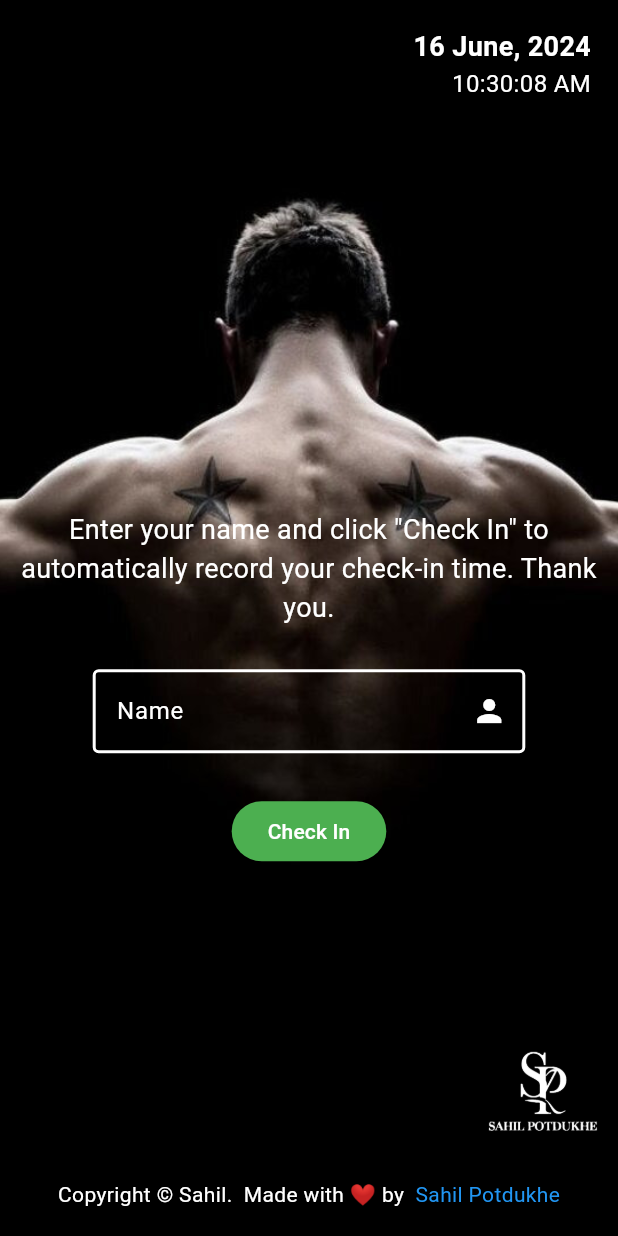
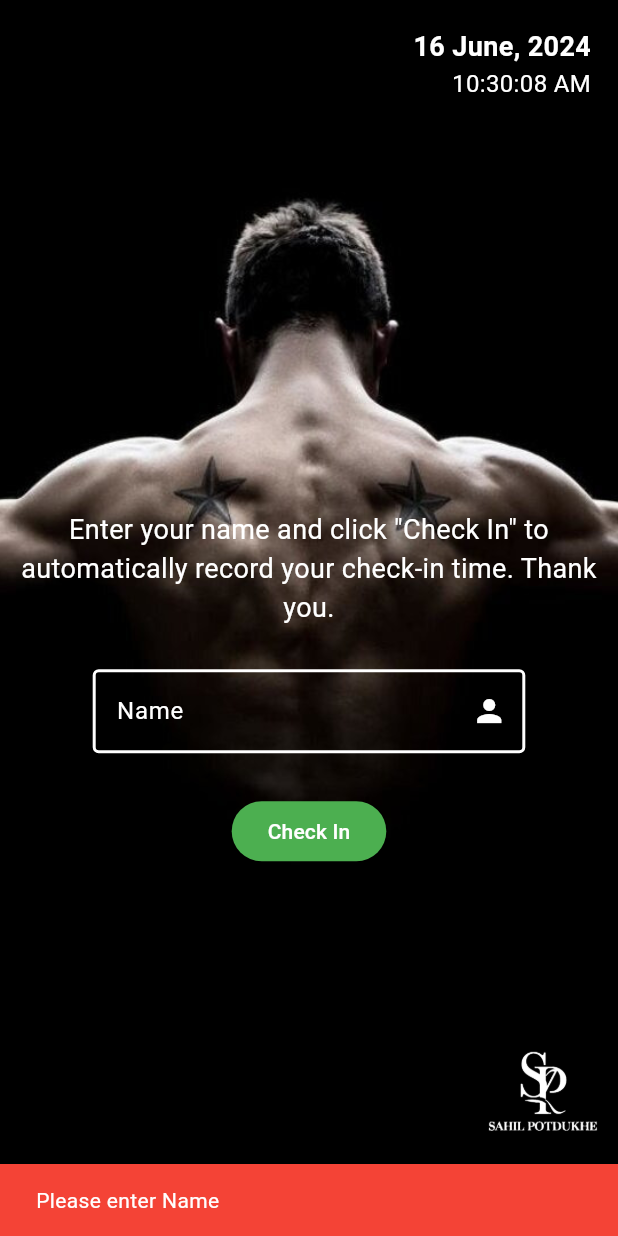
Before and after one commit to sahilpotdukhe/fitstronger_gymcheckin, a Flutter app: the screen it shows after launch, after a tap on "Check In", on a phone screen of 412 x 824 dp. Run offline on Flutter 3.47's test engine with Material 3 defaults, Android fonts, the phone set to English and light mode, and no system bars; our stand-ins replace cloud_firestore, firebase_core, hexcolor; accounts and stored records are empty.

Commit message:
loading indicator added

```diff
--- a/lib/HomeScreen.dart
+++ b/lib/HomeScreen.dart
@@ -1,6 +1,7 @@
 import 'dart:async';
 
 import 'package:attendance_gym/SuccessScreen.dart';
+import 'package:attendance_gym/loading.dart';
 import 'package:cloud_firestore/cloud_firestore.dart';
 import 'package:flutter/material.dart';
 import 'package:hexcolor/hexcolor.dart';
@@ -19,6 +20,7 @@ class _HomeScreenState extends State<HomeScreen> {
   String? displayName;
   String timeText = "";
   String dateText = "";
+  bool _isLoading = false;
 
   void getCurrentLiveTime() {
     final DateTime dateTimeNow = DateTime.now();
@@ -139,6 +141,12 @@ class _HomeScreenState extends State<HomeScreen> {
                     ),
                   ),
                 ),
+                (_isLoading)?ElevatedButton(
+                  style:
+                  ElevatedButton.styleFrom(backgroundColor: Colors.green),
+                  onPressed: (){},
+                  child: Loading()
+                ):
                 ElevatedButton(
                   style:
                       ElevatedButton.styleFrom(backgroundColor: Colors.green),
@@ -249,6 +257,9 @@ class _HomeScreenState extends State<HomeScreen> {
     date = DateFormat("dd MMMM, yyyy").format(DateTime.now());
     String name = _nameController.text;
     if (name.isNotEmpty) {
+      setState(() {
+        _isLoading = true;
+      });
       await FirebaseFirestore.instance
           .collection("Users")
           .doc('tZmrdkgweQOLpUAvDBm1GDqHPBA2')
@@ -257,9 +268,13 @@ class _HomeScreenState extends State<HomeScreen> {
       _nameController.clear();
       Navigator.push(
           context, MaterialPageRoute(builder: (context) => SuccessScreen()));
-      // ScaffoldMessenger.of(context).showSnackBar(
-      //   SnackBar(content: Text('Checked in successfully!')),
-      // );
+      setState(() {
+        _isLoading = false;
+      });
+    }else{
+      ScaffoldMessenger.of(context).showSnackBar(
+        SnackBar(content: Text('Please enter Name',style: TextStyle(color: Colors.white),),backgroundColor: Colors.red,),
+      );
     }
   }
 }
```
Also changed, not shown: lib/loading.dart (added, +13 -0 lines), 1 other file.
